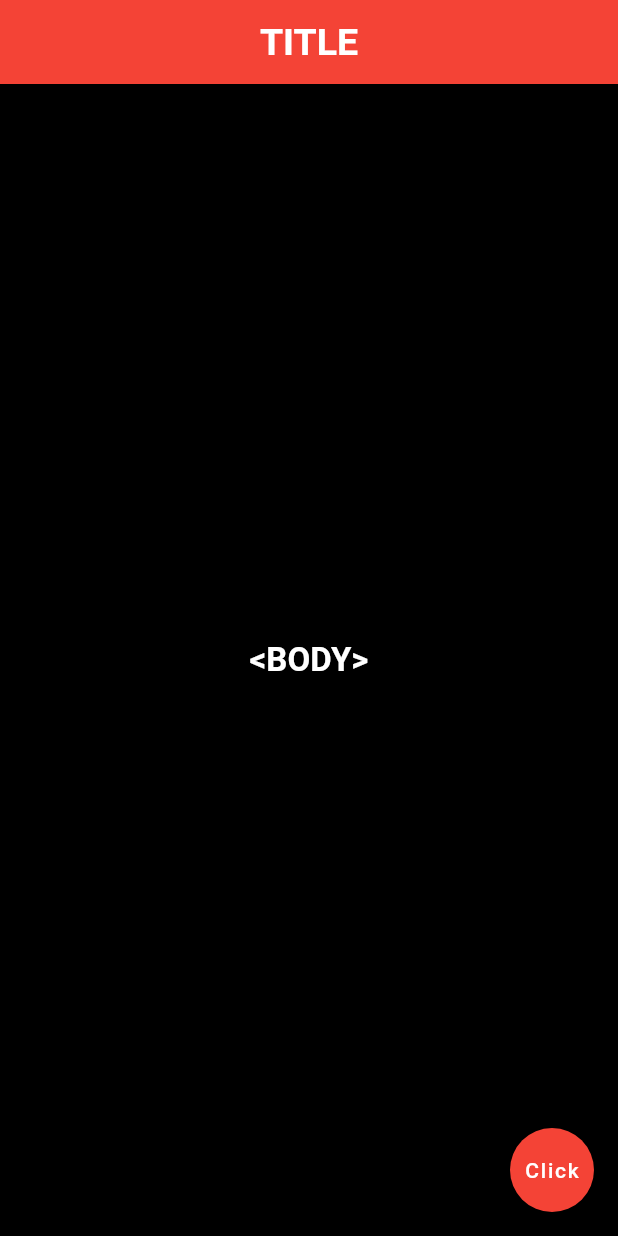
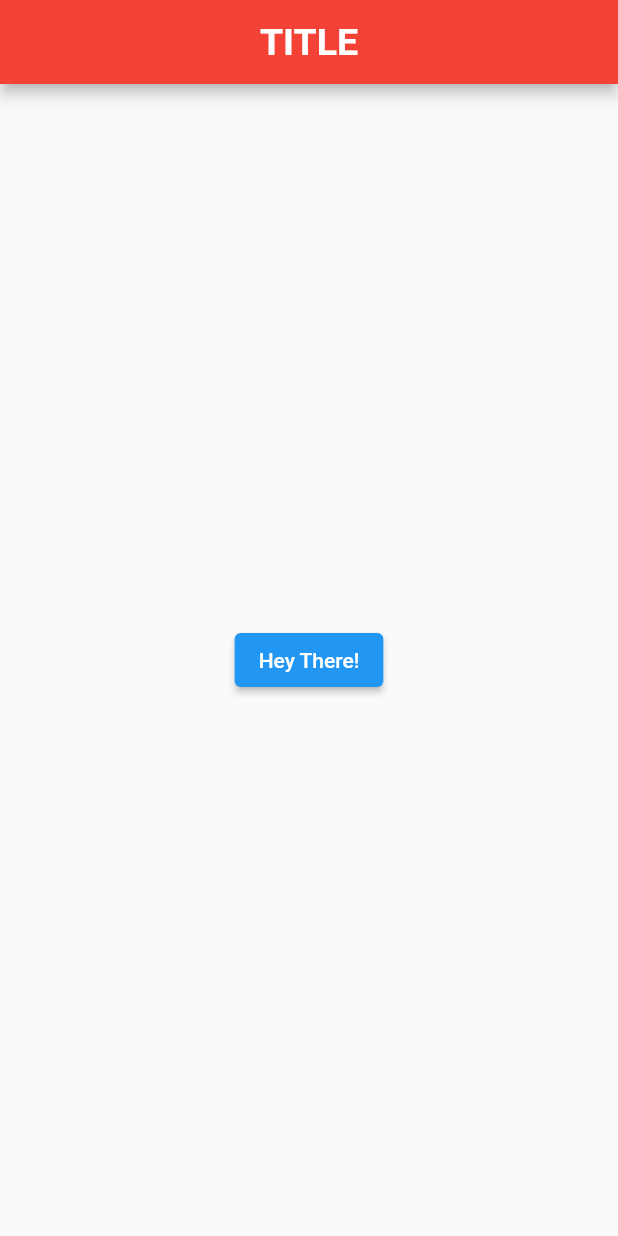
Before and after one commit to anukulpandey/Flutter4Beginners, a Flutter app: the screen it shows after launch, on a phone screen of 412 x 824 dp. Run offline on Flutter 3.47's test engine with Material 2 defaults, Android fonts, the phone set to English and light mode, and no system bars.

Commit message:
Elevated Button

```diff
--- a/lib/main.dart
+++ b/lib/main.dart
@@ -18,19 +18,16 @@ class Home extends StatelessWidget {
 
       ),
       body:Center(
-        child: Text("<BODY>",
-        style: TextStyle(
-          fontWeight: FontWeight.bold,
-          fontSize: 22,
-          color: Colors.white,
+        // child: Icon(
+        //   Icons.airport_shuttle
+        // ),
+        child: ElevatedButton(
+          onPressed: ()=>{
+            print("You clicked me bro!")
+          },
+          child: Text("Hey There!"),
         ),
-        ),
-      ),
-      backgroundColor: Color.fromARGB(255, 0, 0, 0),
-      floatingActionButton: FloatingActionButton(
-        onPressed: () => {},
-        child: Text("Click"),
-        backgroundColor: Colors.red,
+
       ),
       );
   }
```
